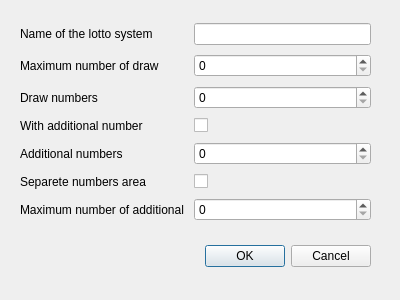
Above: pylottosimu/setting.ui from MarkusHackspacher/pyLottoSimu before the change. Below: the same form after it.
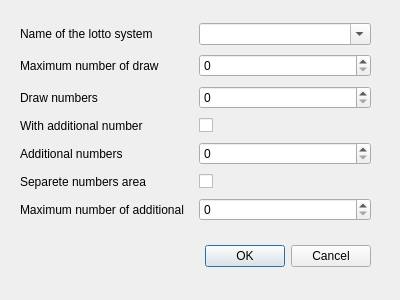
That is the form after the change.

Commit message: lottosystem setting

```diff
--- a/pylottosimu/setting.ui
+++ b/pylottosimu/setting.ui
@@ -39,84 +39,88 @@
     </rect>
    </property>
    <layout class="QGridLayout" name="gridLayout">
-    <item row="1" column="0">
+    <item row="2" column="0">
      <widget class="QLabel" name="label_max_draw">
       <property name="text">
        <string>Maximum number of draw</string>
       </property>
      </widget>
     </item>
-    <item row="6" column="1">
+    <item row="7" column="1">
      <widget class="QSpinBox" name="spinBox_max_addit"/>
     </item>
-    <item row="4" column="1">
+    <item row="5" column="1">
      <widget class="QSpinBox" name="spinBox_addit_numbers"/>
     </item>
-    <item row="6" column="0">
+    <item row="7" column="0">
      <widget class="QLabel" name="label_max_addit">
       <property name="text">
        <string>Maximum number of additional </string>
       </property>
      </widget>
     </item>
-    <item row="1" column="1">
+    <item row="2" column="1">
      <widget class="QSpinBox" name="spinBox_max_draw"/>
     </item>
-    <item row="4" column="0">
+    <item row="5" column="0">
      <widget class="QLabel" name="label_addit_numbers">
       <property name="text">
        <string>Additional numbers</string>
       </property>
      </widget>
     </item>
-    <item row="2" column="0">
+    <item row="3" column="0">
      <widget class="QLabel" name="label_draw_numbers">
       <property name="text">
        <string>Draw numbers</string>
       </property>
      </widget>
     </item>
-    <item row="3" column="0">
+    <item row="4" column="0">
      <widget class="QLabel" name="label_with_addit">
       <property name="text">
        <string>With additional number</string>
       </property>
      </widget>
     </item>
-    <item row="2" column="1">
-     <widget class="QSpinBox" name="spinBox_draw_numbers"/>
-    </item>
     <item row="3" column="1">
+     <widget class="QSpinBox" name="spinBox_draw_numbers"/>
+    </item>
+    <item row="4" column="1">
      <widget class="QCheckBox" name="check_with_addit">
       <property name="text">
        <string/>
       </property>
      </widget>
     </item>
-    <item row="0" column="0">
+    <item row="1" column="0">
      <widget class="QLabel" name="label_name">
       <property name="text">
        <string>Name of the lotto system</string>
       </property>
      </widget>
     </item>
-    <item row="0" column="1">
-     <widget class="QLineEdit" name="line_name"/>
-    </item>
-    <item row="5" column="0">
+    <item row="6" column="0">
      <widget class="QLabel" name="label_sep_addit_numbers">
       <property name="text">
        <string>Separete numbers area</string>
       </property>
      </widget>
     </item>
-    <item row="5" column="1">
+    <item row="6" column="1">
      <widget class="QCheckBox" name="check_sep_addit_numbers">
       <property name="text">
        <string/>
       </property>
      </widget>
     </item>
+    <item row="1" column="1">
+     <widget class="QComboBox" name="combo_name">
+      <property name="editable">
+       <bool>true</bool>
+      </property>
+     </widget>
+    </item>
    </layout>
   </widget>
  </widget>
```
The commit also changes 1 other file.
